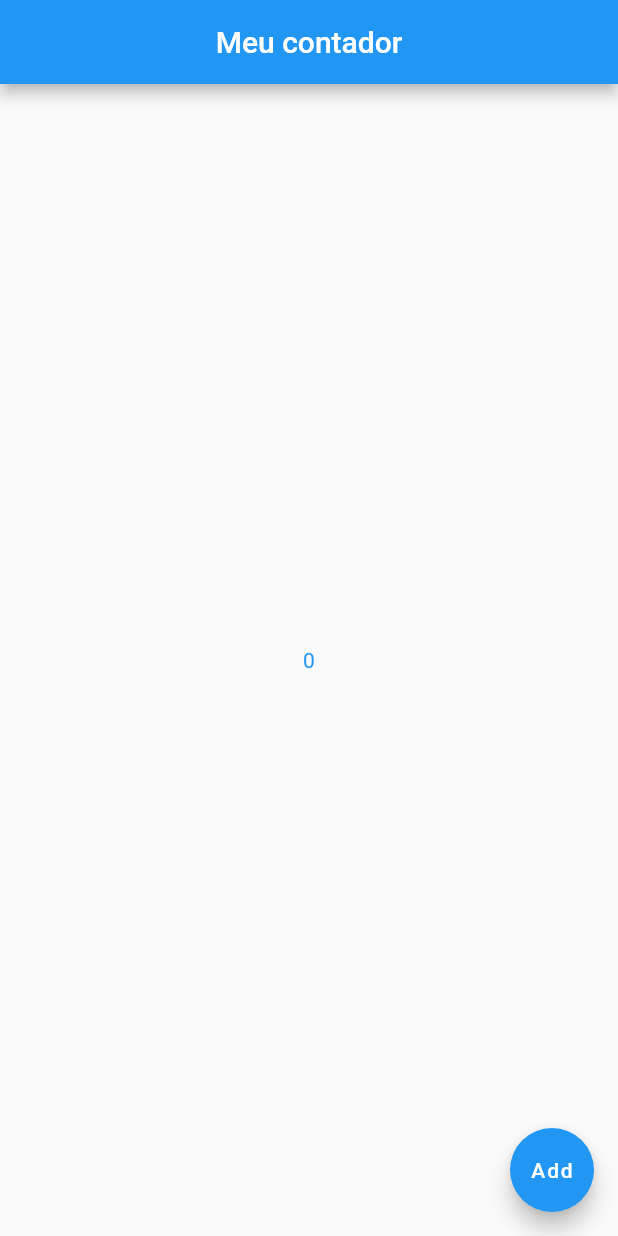
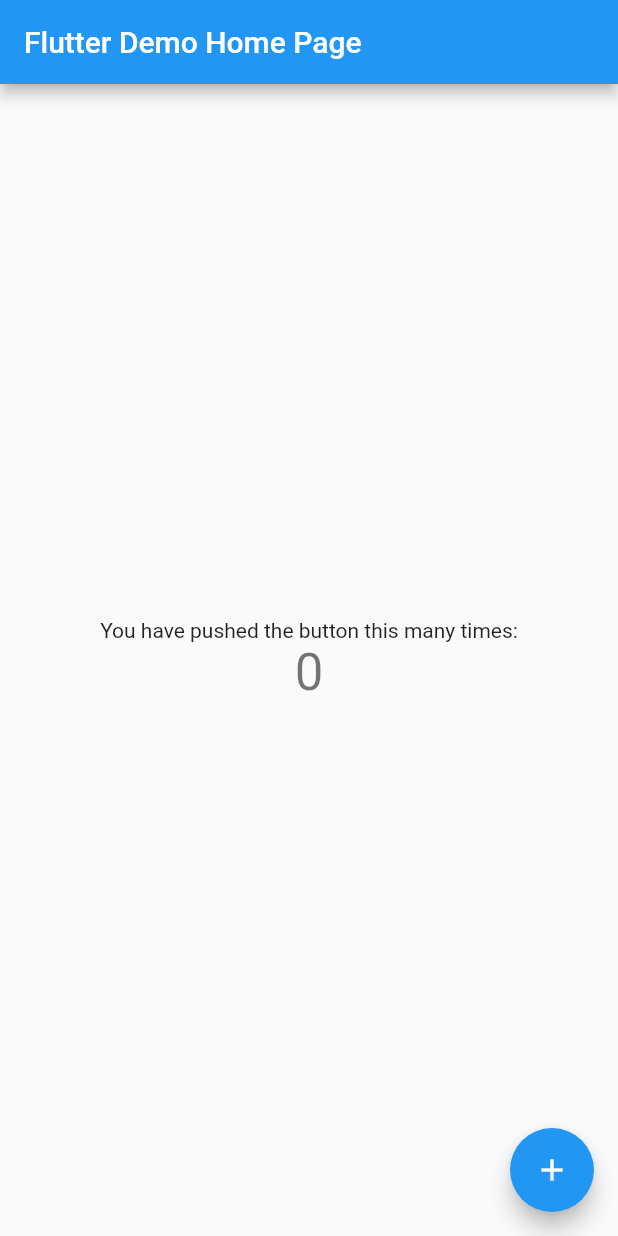
Before and after one commit to jorgejrlf/contador, a Flutter app: the screen it shows after launch, on a phone screen of 412 x 824 dp. Run offline on Flutter 3.47's test engine with Material 2 defaults, Android fonts, the phone set to English and light mode, and no system bars.

Commit message:
Revert "Primeiro comite após execução"
This reverts commit b002b88cc1f2f890ab7c241ee2807b53b7beffa0.

```diff
--- a/contadorjorge/lib/main.dart
+++ b/contadorjorge/lib/main.dart
@@ -1,45 +1,117 @@
-import 'dart:ffi';
-
 import 'package:flutter/material.dart';
-import 'package:flutter/cupertino.dart';
 
 void main() {
-  runApp(Mycontador());
+  runApp(MyApp());
 }
 
-var count = 0;
-
-class Mycontador extends StatelessWidget {
-  const Mycontador({Key key}) : super(key: key);
-
+class MyApp extends StatelessWidget {
+  // This widget is the root of your application.
   @override
   Widget build(BuildContext context) {
     return MaterialApp(
+      title: 'Flutter Demo',
       theme: ThemeData(
-        textTheme: TextTheme(
-            bodyText2: TextStyle(
-          color: Colors.blue,
-        )),
+        // This is the theme of your application.
+        //
+        // Try running your application with "flutter run". You'll see the
+        // application has a blue toolbar. Then, without quitting the app, try
+        // changing the primarySwatch below to Colors.green and then invoke
+        // "hot reload" (press "r" in the console where you ran "flutter run",
+        // or simply save your changes to "hot reload" in a Flutter IDE).
+        // Notice that the counter didn't reset back to zero; the application
+        // is not restarted.
+        primarySwatch: Colors.blue,
+        // This makes the visual density adapt to the platform that you run
+        // the app on. For desktop platforms, the controls will be smaller and
+        // closer together (more dense) than on mobile platforms.
+        visualDensity: VisualDensity.adaptivePlatformDensity,
       ),
-      home: Scaffold(
-        appBar: AppBar(
-          title: Text('Meu contador'),
-          centerTitle: true,
-        ),
-        body: Center(
-          child: Text(
-            '$count',
-          ),
-        ),
-        floatingActionButton: FloatingActionButton(
-          child: Text('Add'),
-          onPressed: counter,
-        ),
-      ),
+      home: MyHomePage(title: 'Flutter Demo Home Page'),
     );
   }
 }
 
-void counter() {
-  count++;
+class MyHomePage extends StatefulWidget {
+  MyHomePage({Key key, this.title}) : super(key: key);
+
+  // This widget is the home page of your application. It is stateful, meaning
+  // that it has a State object (defined below) that contains fields that affect
+  // how it looks.
+
+  // This class is the configuration for the state. It holds the values (in this
+  // case the title) provided by the parent (in this case the App widget) and
+  // used by the build method of the State. Fields in a Widget subclass are
+  // always marked "final".
+
+  final String title;
+
+  @override
+  _MyHomePageState createState() => _MyHomePageState();
 }
+
+class _MyHomePageState extends State<MyHomePage> {
+  int _counter = 0;
+
+  void _incrementCounter() {
+    setState(() {
+      // This call to setState tells the Flutter framework that something has
+      // changed in this State, which causes it to rerun the build method below
+      // so that the display can reflect the updated values. If we changed
+      // _counter without calling setState(), then the build method would not be
+      // called again, and so nothing would appear to happen.
+      _counter++;
+    });
+  }
+
+  @override
+  Widget build(BuildContext context) {
+    // This method is rerun every time setState is called, for instance as done
+    // by the _incrementCounter method above.
+    //
+    // The Flutter framework has been optimized to make rerunning build methods
+    // fast, so that you can just rebuild anything that needs updating rather
+    // than having to individually change instances of widgets.
+    return Scaffold(
+      appBar: AppBar(
+        // Here we take the value from the MyHomePage object that was created by
+        // the App.build method, and use it to set our appbar title.
+        title: Text(widget.title),
+      ),
+      body: Center(
+        // Center is a layout widget. It takes a single child and positions it
+        // in the middle of the parent.
+        child: Column(
+          // Column is also a layout widget. It takes a list of children and
+          // arranges them vertically. By default, it sizes itself to fit its
+          // children horizontally, and tries to be as tall as its parent.
+          //
+          // Invoke "debug painting" (press "p" in the console, choose the
+          // "Toggle Debug Paint" action from the Flutter Inspector in Android
+          // Studio, or the "Toggle Debug Paint" command in Visual Studio Code)
+          // to see the wireframe for each widget.
+          //
+          // Column has various properties to control how it sizes itself and
+          // how it positions its children. Here we use mainAxisAlignment to
+          // center the children vertically; the main axis here is the vertical
+          // axis because Columns are vertical (the cross axis would be
+          // horizontal).
+          mainAxisAlignment: MainAxisAlignment.center,
+          children: <Widget>[
+            Text(
+              'You have pushed the button this many times:',
+            ),
+            Text(
+              '$_counter',
+              style: Theme.of(context).textTheme.headline4,
+            ),
+          ],
+        ),
+      ),
+      floatingActionButton: FloatingActionButton(
+        onPressed: _incrementCounter,
+        tooltip: 'Increment',
+        child: Icon(Icons.add),
+      ), // This trailing comma makes auto-formatting nicer for build methods.
+    );
+  }
+}
```
